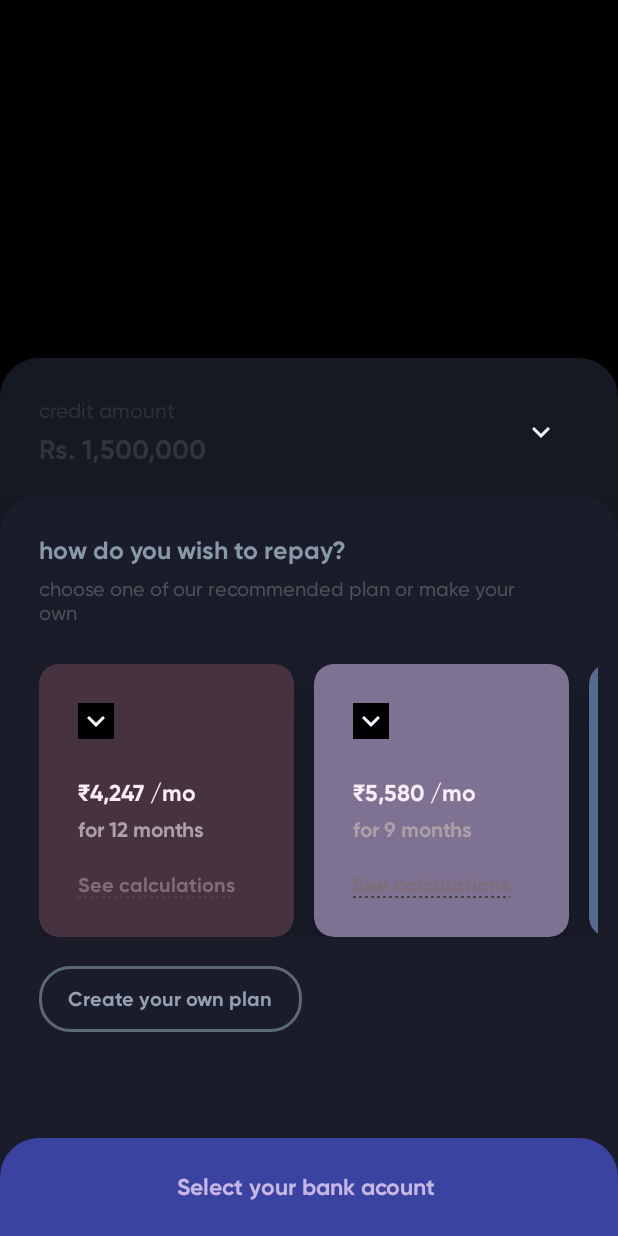
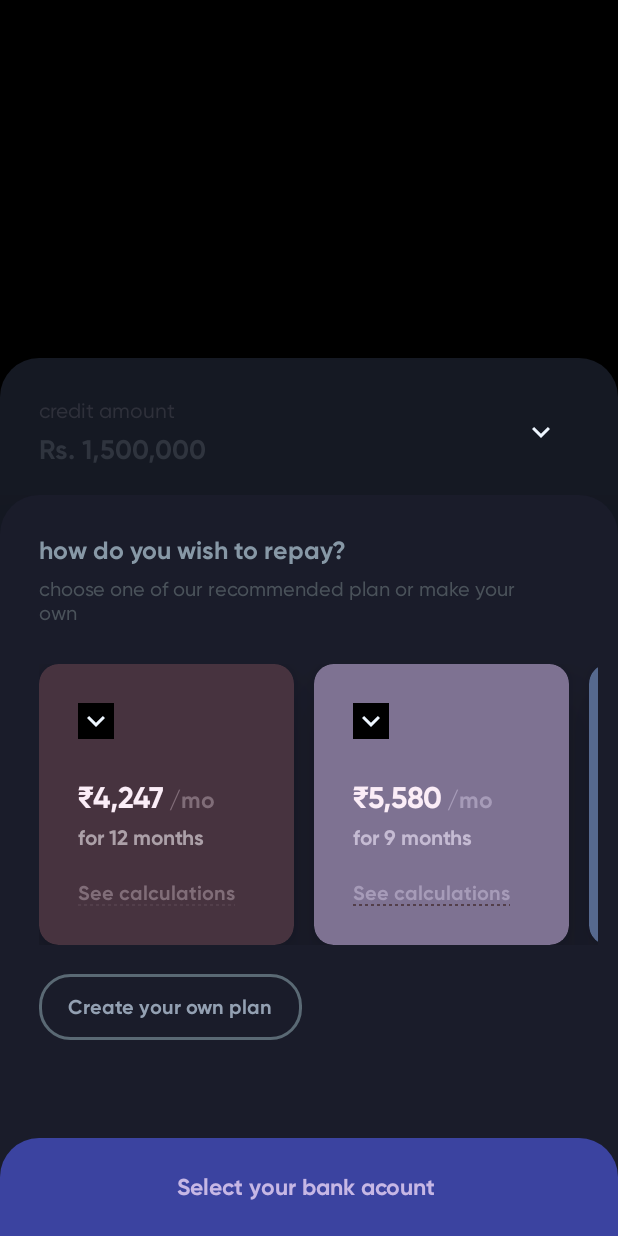
Before and after one commit to Tanvi-Goyal/StackApp, an Android app: the screen it shows after launch (MainActivity), after a tap on "Proceed to EMI selection", on a phone screen of 412 x 824 dp. Run offline under Robolectric (Android 15) with nearby library versions, the phone set to English and light mode, and no system bars; our stand-ins replace data binding, sdp/ssp sizes; plain views replace CircularSeekBar.

Commit message:
repay item layout changes

```diff
--- a/app/src/main/java/com/stackapp/RepayModel.kt
+++ b/app/src/main/java/com/stackapp/RepayModel.kt
@@ -1,3 +1,3 @@
 package com.stackapp
 
-data class RepayModel(var backgroubd: Int, var amount : String, var duration : String)
+data class RepayModel(var background: Int, var amount : String, var duration : String)
--- a/app/src/main/java/com/stackapp/RepayPlanAdapter.kt
+++ b/app/src/main/java/com/stackapp/RepayPlanAdapter.kt
@@ -1,5 +1,11 @@
 package com.stackapp
 
+import android.graphics.drawable.GradientDrawable
+import android.text.Spannable
+import android.text.SpannableString
+import android.text.Spanned
+import android.text.style.ForegroundColorSpan
+import android.text.style.RelativeSizeSpan
 import android.view.LayoutInflater
 import android.view.ViewGroup
 import androidx.databinding.DataBindingUtil
@@ -38,9 +44,40 @@ class RepayPlanAdapter :
 
         fun bind(item: RepayModel) {
             binding.executePendingBindings()
-            binding.card.setCardBackgroundColor(item.backgroubd)
-            binding.planAmount.text = itemView.resources.getString(R.string.Rs) + item.amount + " /mo"
+            binding.card.setCardBackgroundColor(item.background)
+            val string =
+                SpannableString(itemView.resources.getString(R.string.Rs) + item.amount + " /mo")
+            string.setSpan(RelativeSizeSpan(1.3f), 0, 6, Spanned.SPAN_EXCLUSIVE_EXCLUSIVE)
+            string.setSpan(
+                ForegroundColorSpan(getColorForCalculations(item.background)),
+                string.indexOf("/"), string.length,
+                Spannable.SPAN_EXCLUSIVE_EXCLUSIVE
+            )
+            binding.planAmount.text = string
+
             binding.planDuration.text = "for " + item.duration + " months"
+            binding.planDuration.setTextColor(getColorForDurations(item.background))
+            binding.txtSeeCalculations.setTextColor(getColorForCalculations(item.background))
+
+//            (binding.txtSeeCalculations.background as GradientDrawable).setStroke(2, getColorForCalculations(item.background))
+        }
+
+        private fun getColorForCalculations(background: Int): Int {
+            return when (background) {
+                itemView.resources.getColor(R.color.color1) -> itemView.resources.getColor(R.color.color1Calculations)
+                itemView.resources.getColor(R.color.color2) -> itemView.resources.getColor(R.color.color2Calculations)
+                itemView.resources.getColor(R.color.color3) -> itemView.resources.getColor(R.color.color3Calculations)
+                else -> 0
+            }
+        }
+
+        private fun getColorForDurations(background: Int) : Int {
+            return when (background) {
+                itemView.resources.getColor(R.color.color1) -> itemView.resources.getColor(R.color.color1Durations)
+                itemView.resources.getColor(R.color.color2) -> itemView.resources.getColor(R.color.color2Durations)
+                itemView.resources.getColor(R.color.color3) -> itemView.resources.getColor(R.color.color3Durations)
+                else -> 0
+            }
         }
     }
 }
--- a/app/src/main/res/layout/item_repay_plan.xml
+++ b/app/src/main/res/layout/item_repay_plan.xml
@@ -60,7 +60,7 @@
                 android:background="@drawable/dashed_line"
                 android:fontFamily="@font/gilroy_bold"
                 android:text="See calculations"
-                android:textColor="#806d78"
+                android:textColor="@color/color1Calculations"
                 android:textSize="@dimen/_10ssp"
                 app:layout_constraintStart_toStartOf="@id/planDuration"
                 app:layout_constraintTop_toBottomOf="@id/planDuration" />
--- a/app/src/main/res/values/colors.xml
+++ b/app/src/main/res/values/colors.xml
@@ -11,4 +11,16 @@
     <color name="color1">#47333f</color>
     <color name="color2">#7e7292</color>
     <color name="color3">#56698e</color>
+
+    <color name="color1Durations">#aca0a8</color>
+    <color name="color1Calculations">#806d78</color>
+    <color name="color1Selected">#422e3a</color>
+
+    <color name="color2Durations">#c5bbd3</color>
+    <color name="color2Calculations">#a69bb8</color>
+    <color name="color2Selected">#786C8C</color>
+
+    <color name="color3Durations">#bac7ec</color>
+    <color name="color3Calculations">#7e94b3</color>
+    <color name="color3Selected">#53658a</color>
 </resources>
```
